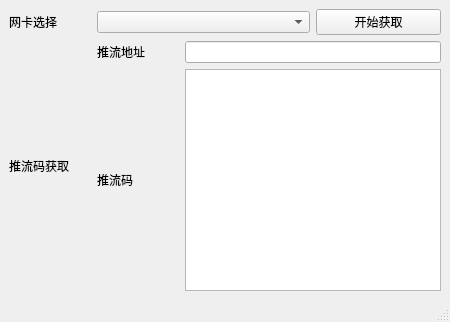
Old version of the form ui/mainwindow.ui in the repository azh-1415926/rtmp_assistant.
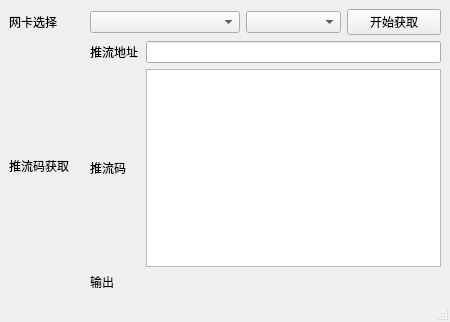
New version of the form.

Commit message: 添加手动设置超时时长功能

```diff
--- a/ui/mainwindow.ui
+++ b/ui/mainwindow.ui
@@ -11,55 +11,96 @@
    </rect>
   </property>
   <property name="windowTitle">
-   <string>MainWindow</string>
+   <string>推流码抓取小工具</string>
   </property>
   <widget class="QWidget" name="centralwidget">
    <layout class="QGridLayout" name="gridLayout_5">
     <item row="0" column="0">
      <layout class="QGridLayout" name="gridLayout_4">
+      <item row="1" column="0" rowspan="3">
+       <widget class="QLabel" name="label_4">
+        <property name="maximumSize">
+         <size>
+          <width>75</width>
+          <height>16777215</height>
+         </size>
+        </property>
+        <property name="text">
+         <string>推流码获取</string>
+        </property>
+       </widget>
+      </item>
       <item row="2" column="1">
        <widget class="QLabel" name="label_2">
+        <property name="maximumSize">
+         <size>
+          <width>50</width>
+          <height>16777215</height>
+         </size>
+        </property>
         <property name="text">
          <string>推流码</string>
         </property>
        </widget>
       </item>
-      <item row="0" column="0">
-       <widget class="QLabel" name="label_3">
-        <property name="text">
-         <string>网卡选择</string>
-        </property>
-       </widget>
-      </item>
       <item row="1" column="1">
        <widget class="QLabel" name="label">
+        <property name="maximumSize">
+         <size>
+          <width>50</width>
+          <height>16777215</height>
+         </size>
+        </property>
         <property name="text">
          <string>推流地址</string>
         </property>
        </widget>
       </item>
-      <item row="1" column="0" rowspan="2">
-       <widget class="QLabel" name="label_4">
+      <item row="3" column="1">
+       <widget class="QLabel" name="label_5">
         <property name="text">
-         <string>推流码获取</string>
+         <string>输出</string>
         </property>
        </widget>
       </item>
-      <item row="1" column="2" colspan="2">
-       <widget class="QLineEdit" name="server"/>
+      <item row="0" column="0">
+       <widget class="QLabel" name="label_3">
+        <property name="maximumSize">
+         <size>
+          <width>75</width>
+          <height>16777215</height>
+         </size>
+        </property>
+        <property name="text">
+         <string>网卡选择</string>
+        </property>
+       </widget>
       </item>
-      <item row="2" column="2" colspan="2">
-       <widget class="QTextEdit" name="code"/>
+      <item row="0" column="1" colspan="2">
+       <widget class="QComboBox" name="optionsOfInterface"/>
       </item>
       <item row="0" column="3">
+       <widget class="QComboBox" name="timeOfRTMP"/>
+      </item>
+      <item row="3" column="2" colspan="3">
+       <widget class="QLabel" name="outputOfRTMP">
+        <property name="text">
+         <string/>
+        </property>
+       </widget>
+      </item>
+      <item row="0" column="4">
        <widget class="QPushButton" name="btnOfRTMP">
         <property name="text">
          <string>开始获取</string>
         </property>
        </widget>
       </item>
-      <item row="0" column="1" colspan="2">
-       <widget class="QComboBox" name="optionsOfInterface"/>
+      <item row="1" column="2" colspan="3">
+       <widget class="QLineEdit" name="server"/>
+      </item>
+      <item row="2" column="2" colspan="3">
+       <widget class="QTextEdit" name="code"/>
       </item>
      </layout>
     </item>
```
The commit also changes 2 other files.
